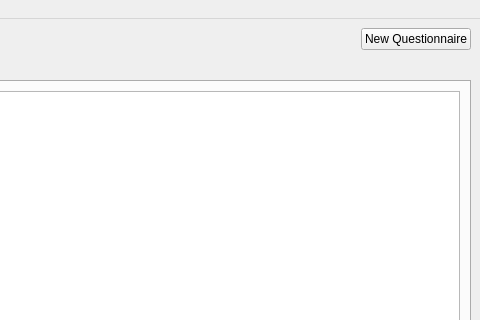
Before: the Qt Designer form mainwindow.ui in lukas-jung/Kwestions, drawn with Qt 5; both pictures show x 320 to 800 and y 0 to 320 of the 800 by 600 pixel window.
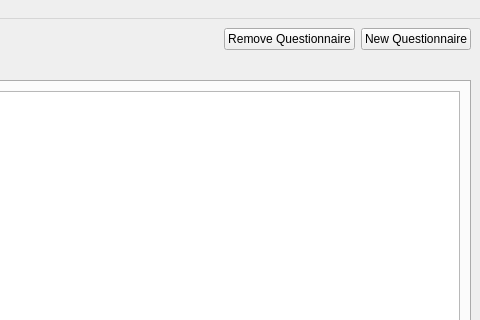
After: the same form once the commit is applied.

Commit message: Add button to remove selected Questionnaire

The edit to the form file:
```diff
--- a/mainwindow.ui
+++ b/mainwindow.ui
@@ -47,6 +47,13 @@
         </property>
        </spacer>
       </item>
+      <item>
+       <widget class="QPushButton" name="removeQuestionnaireButton">
+        <property name="text">
+         <string>Remove Questionnaire</string>
+        </property>
+       </widget>
+      </item>
       <item>
        <widget class="QPushButton" name="newQuestionnaireButton">
         <property name="text">
```
The commit also changes 4 other files.
